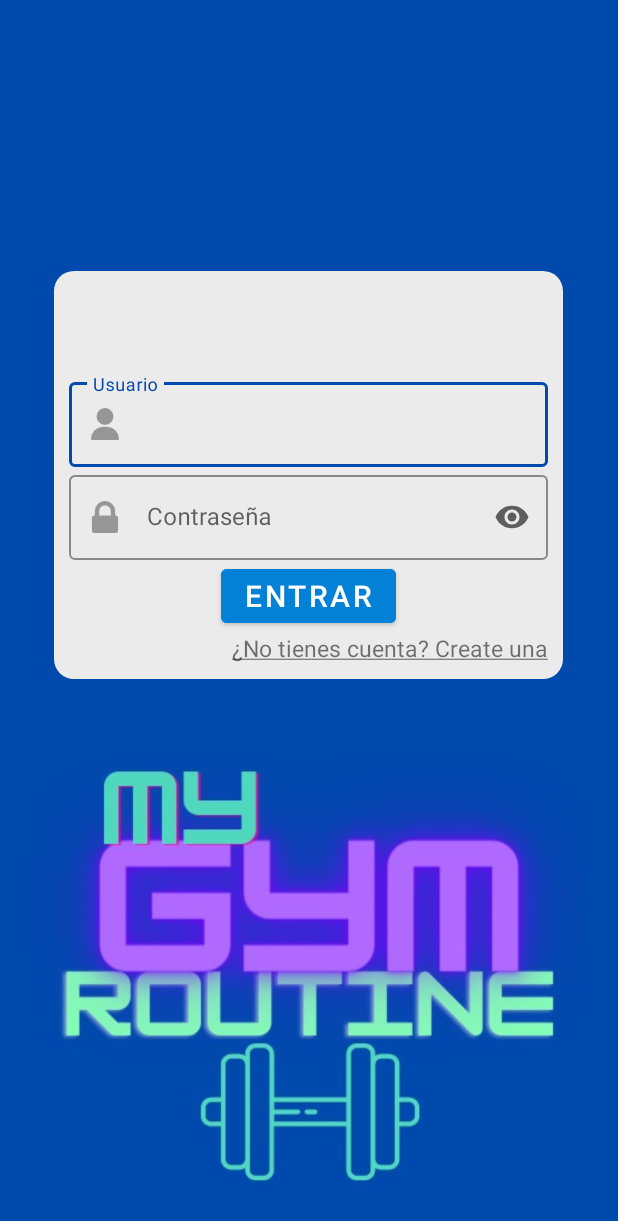
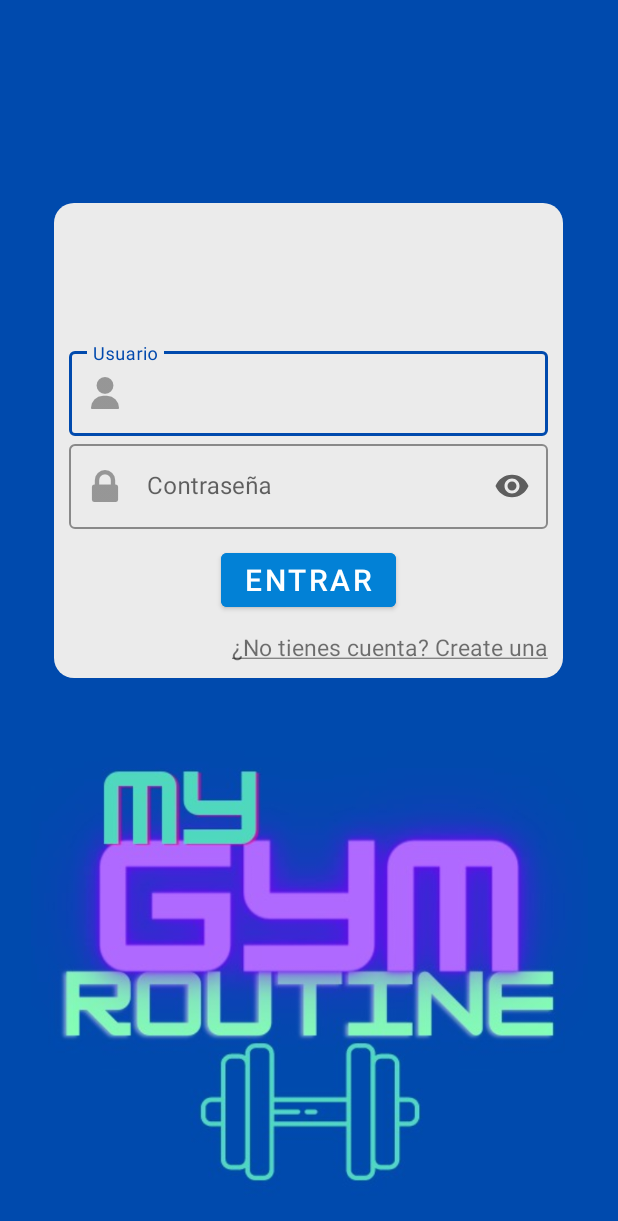
Before and after one commit to paf106/MyGymRoutine, an Android app: the screen it shows after launch (LogInActivity), on a phone screen of 412 x 824 dp. Shown: the top 1221 px of the screen. Run offline under Robolectric (Android 15) with nearby library versions, the phone set to English and light mode, and no system bars.

Commit message:
Cleaner interface

```diff
--- a/MyApp/app/src/main/res/layout/log_in_activity.xml
+++ b/MyApp/app/src/main/res/layout/log_in_activity.xml
@@ -32,7 +32,7 @@
                 android:orientation="vertical"
                 android:layout_width="match_parent"
                 android:layout_height="0dp"
-                android:layout_weight="0.4">
+                android:layout_weight="0.3">
             </LinearLayout>
 
             <LinearLayout
@@ -42,7 +42,7 @@
                 android:gravity="center|bottom"
                 android:layout_width="match_parent"
                 android:layout_height="0dp"
-                android:layout_weight="0.6">
+                android:layout_weight="0.7">
 
                 <!-- USUARIO -->
                 <com.google.android.material.textfield.TextInputLayout
@@ -88,6 +88,8 @@
                     android:layout_height="wrap_content"
                     android:backgroundTint="#0281D6"
                     android:text="Entrar"
+                    android:layout_marginTop="10dp"
+                    android:layout_marginBottom="10dp"
                     android:textSize="20dp"></Button>
                 <TextView
                     android:id="@+id/tvCreateAccount"
```
